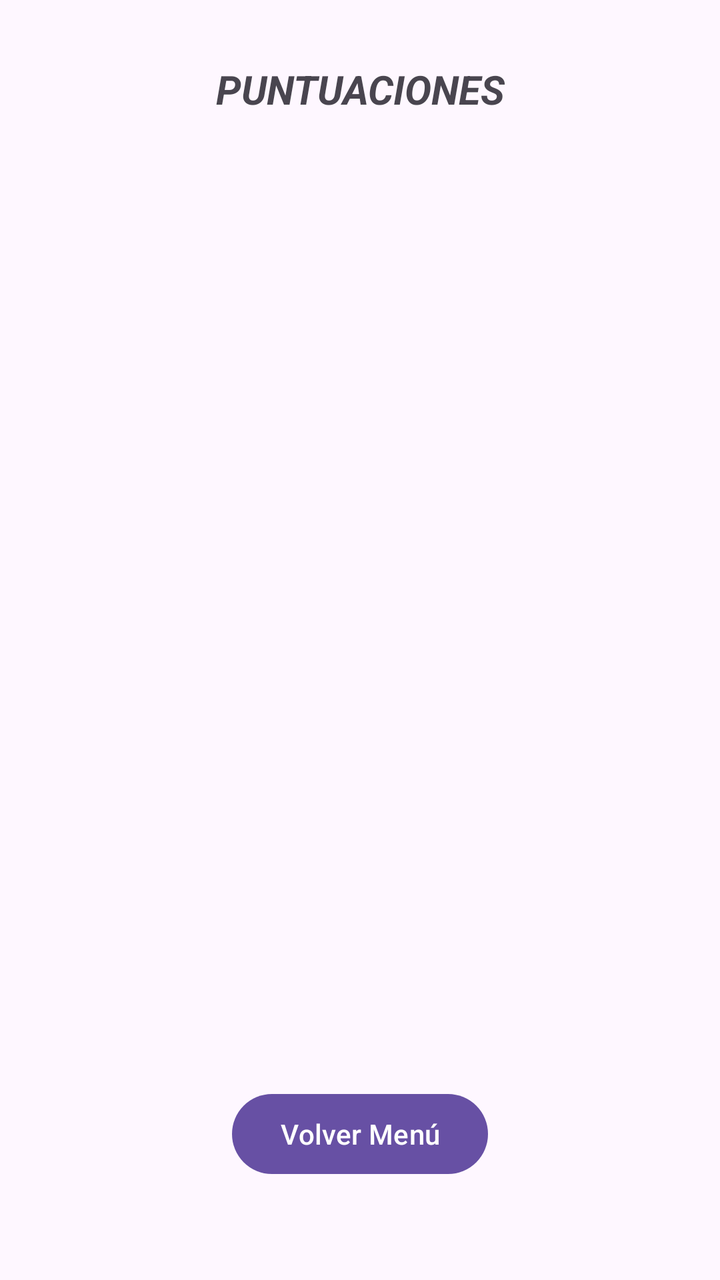
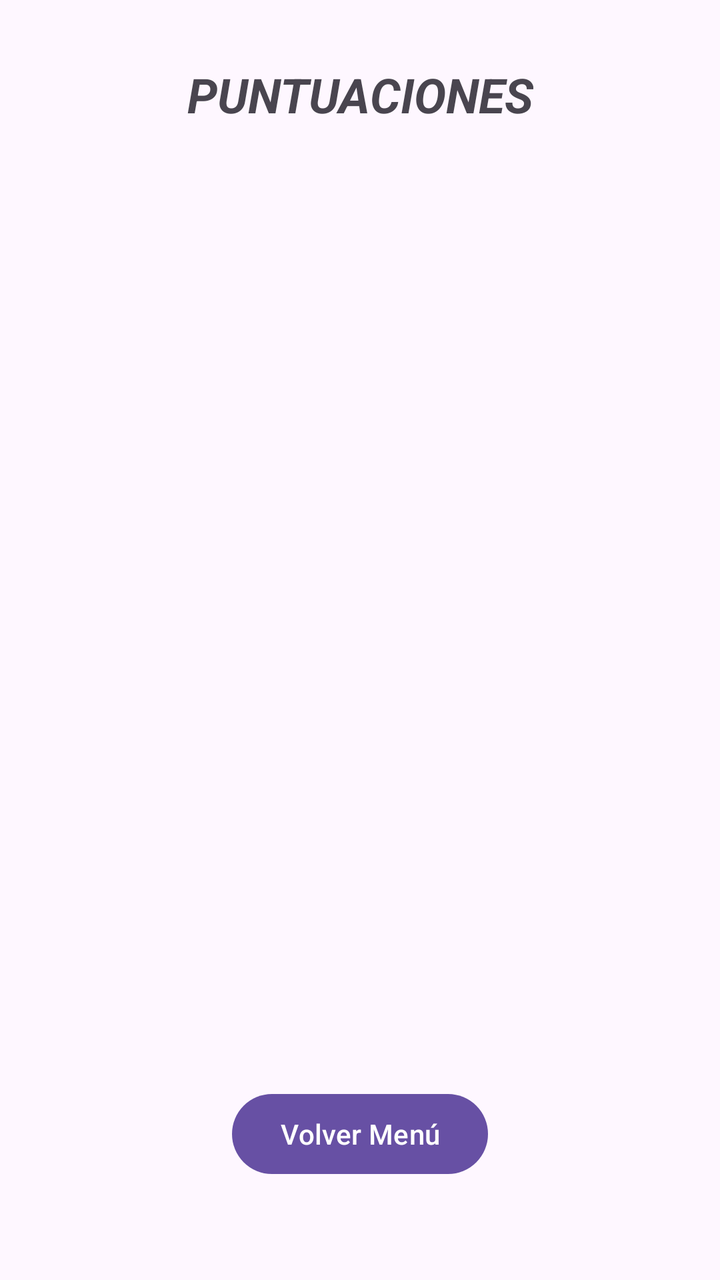

Compare the two renders of this Android layout. The source of the first and the diff that turns it into the second are given below.
<!-- AndroidManifest.xml: application theme Theme.Sudokuandroid -->
<!-- res/layout/activity_main2.xml -->
<?xml version="1.0" encoding="utf-8"?>
<androidx.constraintlayout.widget.ConstraintLayout xmlns:android="http://schemas.android.com/apk/res/android"
    xmlns:app="http://schemas.android.com/apk/res-auto"
    xmlns:tools="http://schemas.android.com/tools"
    android:id="@+id/main"
    android:layout_width="match_parent"
    android:layout_height="match_parent"
    tools:context=".MainActivity2">

    <TextView
        android:id="@+id/textView2"
        android:layout_width="wrap_content"
        android:layout_height="wrap_content"
        android:layout_marginTop="31dp"
        android:text="PUNTUACIONES"
        android:textSize="20sp"
        android:textStyle="bold|italic"
        app:layout_constraintEnd_toEndOf="parent"
        app:layout_constraintHorizontal_bias="0.5"
        app:layout_constraintStart_toStartOf="parent"
        app:layout_constraintTop_toTopOf="parent" />

    <androidx.recyclerview.widget.RecyclerView
        android:id="@+id/rvPuntuaciones"
        android:layout_width="409dp"
        android:layout_height="550dp"
        android:layout_marginTop="10dp"
        app:layout_constraintTop_toBottomOf="@+id/textView2"
        tools:layout_editor_absoluteX="1dp" />

    <Button
        android:id="@+id/btnVolverMenu"
        android:layout_width="wrap_content"
        android:layout_height="wrap_content"
        android:layout_marginBottom="49dp"
        android:text="Volver Menú"
        app:layout_constraintBottom_toBottomOf="parent"
        app:layout_constraintEnd_toEndOf="parent"
        app:layout_constraintHorizontal_bias="0.5"
        app:layout_constraintStart_toStartOf="parent" />
</androidx.constraintlayout.widget.ConstraintLayout>
<!-- resources referenced by this layout -->
<resources>
  <style name="Theme.Sudokuandroid" parent="Base.Theme.Sudokuandroid" />
  <style name="Base.Theme.Sudokuandroid" parent="Theme.Material3.DayNight.NoActionBar">
          
          
      </style>
</resources>

<!-- the commit's change to res/layout/activity_main2.xml (unified diff, before → after) -->
@@ -13,7 +13,7 @@
         android:layout_height="wrap_content"
         android:layout_marginTop="31dp"
         android:text="PUNTUACIONES"
-        android:textSize="20sp"
+        android:textSize="24sp"
         android:textStyle="bold|italic"
         app:layout_constraintEnd_toEndOf="parent"
         app:layout_constraintHorizontal_bias="0.5"
@@ -24,7 +24,7 @@
         android:id="@+id/rvPuntuaciones"
         android:layout_width="409dp"
         android:layout_height="550dp"
-        android:layout_marginTop="10dp"
+        android:layout_marginTop="40dp"
         app:layout_constraintTop_toBottomOf="@+id/textView2"
         tools:layout_editor_absoluteX="1dp" />
 
